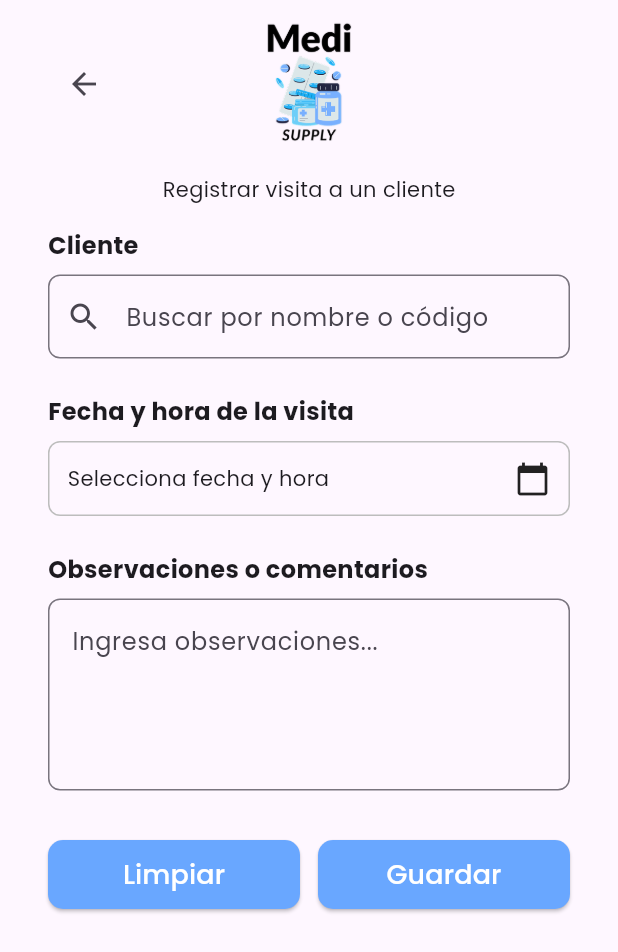
After one commit to MediSupply/medi-supply-app-grupo3, a Flutter app: the VisitClientRegisterView screen opened by its route, after a tap on "Limpiar", on a phone screen of 412 x 824 dp. The commit adds this screen. Shown: the top 952 px of the screen. Run offline on Flutter 3.47's test engine with Material 3 defaults, Android fonts, the phone set to English and light mode, and no system bars; our stand-ins replace dio, equatable, flutter_riverpod, flutter_svg, freezed_annotation, go_router and 2 more; generated files the repository leaves out were written again.

Commit message:
Pantalla de registro de visita de un cliente con mock data

```diff
--- a/lib/application/navigation/navigation.dart
+++ b/lib/application/navigation/navigation.dart
@@ -9,6 +9,7 @@ import '../../presentation/orders/view/create_order_view.dart';
 import '../../presentation/register/view/register_view.dart';
 import '../../presentation/splash_screen/view/splash_screen_view.dart';
 import '../../presentation/clients/view/client_detail_view.dart';
+import '../../presentation/clients/view/visit_client_register_view.dart';
 
 class MediSupplyNavigation {
   static const String _splashScreen = '/';
@@ -18,6 +19,7 @@ class MediSupplyNavigation {
   static const String _registerClientScreen = '/clients/register';
   static const String _clientDetailScreen = '/clients/detail';
   static const String _createOrderScreen = '/orders/create';
+  static const String _visitClientRegisterScreen = '/clients/visit_register';
 
   static final GoRouter router = GoRouter(
     initialLocation: _splashScreen,
@@ -64,6 +66,11 @@ class MediSupplyNavigation {
         name: _clientDetailScreen,
         builder: (context, state) => ClientDetailView(),
       ),
+      GoRoute(
+        path: _visitClientRegisterScreen,
+        name: _visitClientRegisterScreen,
+        builder: (context, state) => VisitClientRegisterView(),
+      ),
     ],
   );
 
@@ -90,4 +97,8 @@ class MediSupplyNavigation {
   static void goToClientDetail(BuildContext context) {
     context.pushNamed(_clientDetailScreen);
   }
+
+  static void goToVisitClientRegister(BuildContext context) {
+    context.pushNamed(_visitClientRegisterScreen);
+  }
 }
--- a/lib/presentation/clients/view/clients_view.dart
+++ b/lib/presentation/clients/view/clients_view.dart
@@ -45,7 +45,7 @@ class ClientsView extends StatelessWidget {
         return (
           'Registar visita',
           Assets.icons.usersIcon.svg(width: 24, height: 24),
-          () {},
+          () => MediSupplyNavigation.goToVisitClientRegister(context),
         );
       case 3:
         return (
--- /dev/null
+++ b/lib/presentation/clients/view/visit_client_register_view.dart
@@ -0,0 +1,324 @@
+import 'package:flutter/material.dart';
+import 'package:flutter_riverpod/flutter_riverpod.dart';
+import 'package:go_router/go_router.dart';
+import '../../../gen/assets.gen.dart';
+import '../../design_system/components/button.dart';
+import '../../design_system/components/input.dart';
+import '../../design_system/components/snack_bar.dart';
+import '../../design_system/tokens/colors.dart';
+
+class VisitClientRegisterView extends StatefulWidget {
+  const VisitClientRegisterView({super.key});
+
+  @override
+  State<VisitClientRegisterView> createState() =>
+      _VisitClientRegisterViewState();
+}
+
+class _VisitClientRegisterViewState extends State<VisitClientRegisterView> {
+  final _formKey = GlobalKey<FormState>();
+  final _clientController = TextEditingController();
+  final _observationsController = TextEditingController();
+  DateTime? _selectedDateTime;
+
+  // Mock data
+  final List<Map<String, String>> _allClients = [
+    {
+      "id": '1',
+      "nombre": "Clínica Santa María",
+      "email": "contacto@santamaria.com",
+      "telefono": "3004567890",
+      "direccion": "Cra 45 # 32-10, Medellín",
+      "razon_social": "Clínica Santa María S.A.",
+      "nit": "900123456-1",
+    },
+    {
+      "id": '2',
+      "nombre": "Hospital Vida Plena",
+      "email": "info@vidaplena.org",
+      "telefono": "3178902345",
+      "direccion": "Av. Las Palmas # 15-20, Medellín",
+      "razon_social": "Fundación Hospital Vida Plena",
+      "nit": "800987654-3",
+    },
+    {
+      "id": '3',
+      "nombre": "Laboratorio BioTest",
+      "email": "servicio@biotest.com",
+      "telefono": "3156789012",
+      "direccion": "Calle 10 # 40-22, Medellín",
+      "razon_social": "BioTest Laboratorios Clínicos SAS",
+      "nit": "901456789-5",
+    },
+    {
+      "id": '4',
+      "nombre": "Centro Médico El Poblado",
+      "email": "atencion@cmpoblado.co",
+      "telefono": "3103456789",
+      "direccion": "Calle 8 # 43A-05, Medellín",
+      "razon_social": "Centro Médico Integral El Poblado",
+      "nit": "900234567-8",
+    },
+    {
+      "id": '5',
+      "nombre": "Distribuidora FarmaPlus",
+      "email": "ventas@farmaplus.com",
+      "telefono": "3012345678",
+      "direccion": "Calle 30 # 55-90, Medellín",
+      "razon_social": "FarmaPlus Distribuciones SAS",
+      "nit": "901987321-4",
+    },
+  ];
+
+  List<Map<String, String>> _filteredClients = [];
+  Map<String, String>? _selectedClient;
+
+  @override
+  void initState() {
+    super.initState();
+    _clientController.addListener(_filterClients);
+  }
+
+  void _filterClients() {
+    final query = _clientController.text.toLowerCase();
+    setState(() {
+      if (query.isEmpty) {
+        _filteredClients = [];
+      } else {
+        _filteredClients = _allClients
+            .where(
+              (client) =>
+                  client['nombre']!.toLowerCase().contains(query) ||
+                  client['nit']!.toLowerCase().contains(query),
+            )
+            .toList();
+      }
+    });
+  }
+
+  void _selectClient(Map<String, String> client) {
+    setState(() {
+      _selectedClient = client;
+      _clientController.text = '${client['nombre']} (${client['nit']})';
+      _filteredClients = [];
+    });
+  }
+
+  Future<void> _selectDateTime() async {
+    final date = await showDatePicker(
+      context: context,
+      initialDate: DateTime.now(),
+      firstDate: DateTime.now(),
+      lastDate: DateTime.now().add(const Duration(days: 365)),
+    );
+
+    if (date != null && mounted) {
+      final time = await showTimePicker(
+        context: context,
+        initialTime: TimeOfDay.now(),
+      );
+
+      if (time != null) {
+        setState(() {
+          _selectedDateTime = DateTime(
+            date.year,
+            date.month,
+            date.day,
+            time.hour,
+            time.minute,
+          );
+        });
+      }
+    }
+  }
+
+  void _saveVisit() {
+    if (_formKey.currentState!.validate() &&
+        _selectedClient != null &&
+        _selectedDateTime != null) {
+      // TODO lógica para guardar la visita
+      ScaffoldMessenger.of(context).showSnackBar(
+        const SnackBar(content: Text('Visita registrada exitosamente')),
+      );
+      _resetForm();
+    } else {
+      ScaffoldMessenger.of(context).showSnackBar(
+        const SnackBar(content: Text('Por favor completa todos los campos')),
+      );
+    }
+  }
+
+  void _resetForm() {
+    _formKey.currentState!.reset();
+    _clientController.clear();
+    _observationsController.clear();
+    setState(() {
+      _selectedClient = null;
+      _selectedDateTime = null;
+      _filteredClients = [];
+    });
+  }
+
+  @override
+  void dispose() {
+    _clientController.dispose();
+    _observationsController.dispose();
+    super.dispose();
+  }
+
+  @override
+  Widget build(BuildContext context) {
+    return Scaffold(
+      body: SafeArea(
+        child: Padding(
+          padding: const EdgeInsets.symmetric(horizontal: 32),
+          child: Stack(
+            children: [
+              Column(
+                crossAxisAlignment: CrossAxisAlignment.center,
+                children: [
+                  Assets.images.medisupplyLogoImage.image(
+                    width: 100,
+                    height: 100,
+                    fit: BoxFit.contain,
+                  ),
+                  const SizedBox(height: 16),
+                  Text('Registrar visita a un cliente'),
+                  const SizedBox(height: 16),
+                  Form(
+                    key: _formKey,
+                    child: Column(
+                      crossAxisAlignment: CrossAxisAlignment.start,
+                      children: [
+                        const Text(
+                          'Cliente',
+                          style: TextStyle(
+                            fontWeight: FontWeight.bold,
+                            fontSize: 16,
+                          ),
+                        ),
+                        const SizedBox(height: 8),
+                        TextFormField(
+                          controller: _clientController,
+                          decoration: InputDecoration(
+                            hintText: 'Buscar por nombre o código',
+                            prefixIcon: const Icon(Icons.search),
+                            border: OutlineInputBorder(
+                              borderRadius: BorderRadius.circular(8),
+                            ),
+                          ),
+                          validator: (value) => _selectedClient == null
+                              ? 'Selecciona un cliente'
+                              : null,
+                        ),
+                        if (_filteredClients.isNotEmpty)
+                          Container(
+                            margin: const EdgeInsets.only(top: 8),
+                            decoration: BoxDecoration(
+                              border: Border.all(color: Colors.grey.shade300),
+                              borderRadius: BorderRadius.circular(8),
+                            ),
+                            child: ListView.builder(
+                              shrinkWrap: true,
+                              itemCount: _filteredClients.length,
+                              itemBuilder: (context, index) {
+                                final client = _filteredClients[index];
+                                return ListTile(
+                                  title: Text(client['nombre']!),
+                                  subtitle: Text(client['nit']!),
+                                  onTap: () => _selectClient(client),
+                                );
+                              },
+                            ),
+                          ),
+                        const SizedBox(height: 24),
+                        const Text(
+                          'Fecha y hora de la visita',
+                          style: TextStyle(
+                            fontWeight: FontWeight.bold,
+                            fontSize: 16,
+                          ),
+                        ),
+                        const SizedBox(height: 8),
+                        GestureDetector(
+                          onTap: _selectDateTime,
+                          child: Container(
+                            padding: const EdgeInsets.all(12),
+                            decoration: BoxDecoration(
+                              border: Border.all(color: Colors.grey.shade400),
+                              borderRadius: BorderRadius.circular(8),
+                            ),
+                            child: Row(
+                              mainAxisAlignment: MainAxisAlignment.spaceBetween,
+                              children: [
+                                Text(
+                                  _selectedDateTime != null
+                                      ? '${_selectedDateTime!.day}/${_selectedDateTime!.month}/${_selectedDateTime!.year} ${_selectedDateTime!.hour.toString().padLeft(2, '0')}:${_selectedDateTime!.minute.toString().padLeft(2, '0')}'
+                                      : 'Selecciona fecha y hora',
+                                  style: const TextStyle(fontSize: 14),
+                                ),
+                                const Icon(Icons.calendar_today),
+                              ],
+                            ),
+                          ),
+                        ),
+                        const SizedBox(height: 24),
+                        const Text(
+                          'Observaciones o comentarios',
+                          style: TextStyle(
+                            fontWeight: FontWeight.bold,
+                            fontSize: 16,
+                          ),
+                        ),
+                        const SizedBox(height: 8),
+                        TextFormField(
+                          controller: _observationsController,
+                          decoration: InputDecoration(
+                            hintText: 'Ingresa observaciones...',
+                            border: OutlineInputBorder(
+                              borderRadius: BorderRadius.circular(8),
+                            ),
+                          ),
+                          maxLines: 4,
+                          validator: (value) => value == null || value.isEmpty
+                              ? 'Este campo es obligatorio'
+                              : null,
+                        ),
+                        const SizedBox(height: 32),
+                        Row(
+                          children: [
+                            Expanded(
+                              child: Button(
+                                onPressed: _resetForm,
+                                label: 'Limpiar',
+                              ),
+                            ),
+                            const SizedBox(width: 12),
+                            Expanded(
+                              child: Button(
+                                onPressed: _saveVisit,
+                                label: 'Guardar',
+                              ),
+                            ),
+                          ],
+                        ),
+                      ],
+                    ),
+                  ),
+                ],
+              ),
+              Positioned(
+                top: 32,
+                left: 0,
+                child: IconButton(
+                  onPressed: () => context.pop(),
+                  icon: Icon(Icons.arrow_back),
+                ),
+              ),
+            ],
+          ),
+        ),
+      ),
+    );
+  }
+}
```
